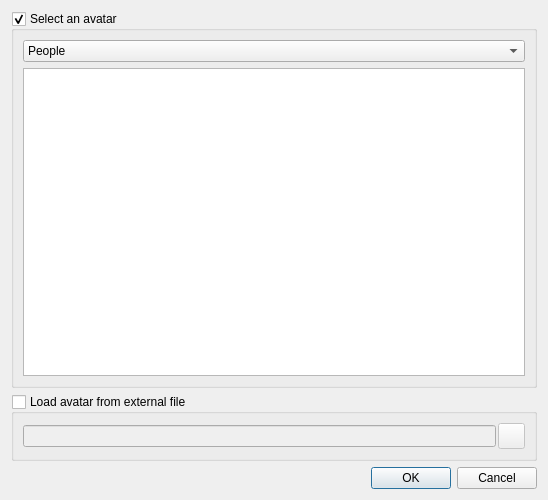
The window that src/gui/qt/gui_800x480/selectavatardialog_800x480.ui (pokerth/pokerth) describes before a commit, drawn with Qt 5.
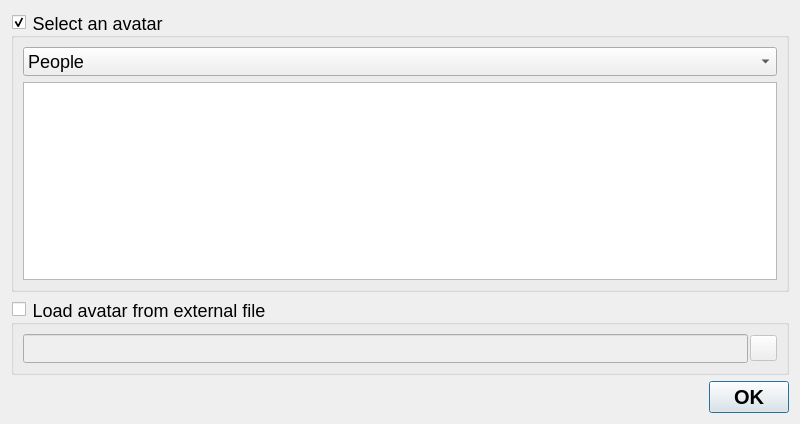
The same window after the commit.

The edit to the form file:
```diff
--- a/src/gui/qt/gui_800x480/selectavatardialog_800x480.ui
+++ b/src/gui/qt/gui_800x480/selectavatardialog_800x480.ui
@@ -1,12 +1,12 @@
 <ui version="4.0" >
  <class>selectAvatarDialog</class>
- <widget class="QDialog" name="selectAvatarDialog" >
-  <property name="geometry" >
+ <widget class="QDialog" name="selectAvatarDialog">
+  <property name="geometry">
    <rect>
     <x>0</x>
     <y>0</y>
-    <width>548</width>
-    <height>500</height>
+    <width>800</width>
+    <height>424</height>
    </rect>
   </property>
   <property name="sizePolicy" >
@@ -15,25 +15,28 @@
     <verstretch>0</verstretch>
    </sizepolicy>
   </property>
-  <property name="minimumSize" >
+  <property name="minimumSize">
    <size>
-    <width>548</width>
-    <height>500</height>
+    <width>800</width>
+    <height>424</height>
    </size>
   </property>
-  <property name="maximumSize" >
+  <property name="maximumSize">
    <size>
-    <width>548</width>
-    <height>500</height>
+    <width>800</width>
+    <height>424</height>
    </size>
   </property>
   <property name="windowTitle" >
    <string>Please select an avatar</string>
   </property>
-  <layout class="QGridLayout" >
-   <item row="0" column="0" >
-    <widget class="QGroupBox" name="groupBox" >
-     <property name="title" >
+  <property name="styleSheet">
+   <string notr="true">QObject {font: 18px}</string>
+  </property>
+  <layout class="QGridLayout">
+   <item row="0" column="0">
+    <widget class="QGroupBox" name="groupBox">
+     <property name="title">
       <string>Select an avatar</string>
      </property>
      <property name="checkable" >
@@ -78,24 +81,12 @@
       <property name="leftMargin" >
        <number>9</number>
       </property>
-      <property name="topMargin" >
-       <number>9</number>
-      </property>
-      <property name="rightMargin" >
-       <number>9</number>
-      </property>
-      <property name="bottomMargin" >
-       <number>9</number>
-      </property>
-      <property name="horizontalSpacing" >
+      <property name="spacing">
        <number>2</number>
       </property>
-      <property name="verticalSpacing" >
-       <number>2</number>
-      </property>
-      <item row="0" column="1" >
-       <widget class="QPushButton" name="pushButton_OpenAvatarFile" >
-        <property name="minimumSize" >
+      <item row="0" column="1">
+       <widget class="QPushButton" name="pushButton_OpenAvatarFile">
+        <property name="minimumSize">
          <size>
           <width>27</width>
           <height>26</height>
@@ -115,13 +106,16 @@
      </layout>
     </widget>
    </item>
-   <item row="2" column="0" >
-    <widget class="QDialogButtonBox" name="buttonBox" >
-     <property name="orientation" >
+   <item row="2" column="0">
+    <widget class="QDialogButtonBox" name="buttonBox">
+     <property name="styleSheet">
+      <string notr="true">QObject {font: bold 20px}</string>
+     </property>
+     <property name="orientation">
       <enum>Qt::Horizontal</enum>
      </property>
-     <property name="standardButtons" >
-      <set>QDialogButtonBox::Cancel|QDialogButtonBox::NoButton|QDialogButtonBox::Ok</set>
+     <property name="standardButtons">
+      <set>QDialogButtonBox::Ok</set>
      </property>
     </widget>
    </item>
```
Left out of the diff: 67 changed lines with no effect on the pictures.
